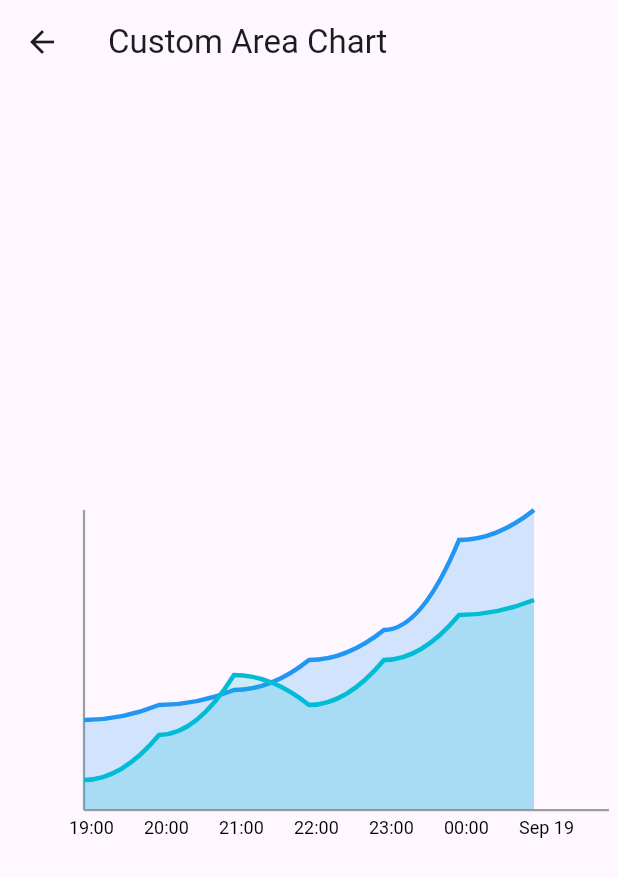
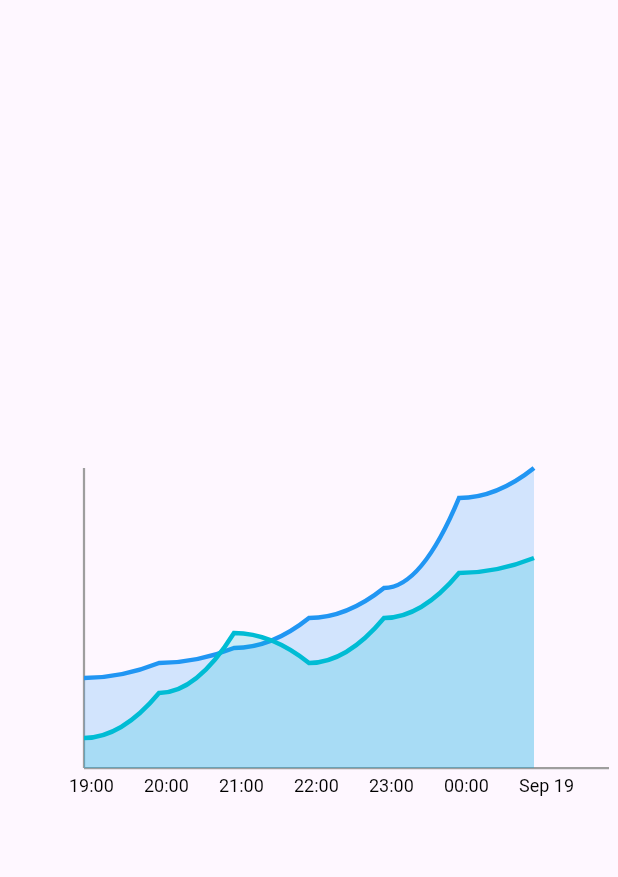
Before and after one commit to SureshS03/GYM_Food, a Flutter app: the Chart screen opened directly, on a phone screen of 412 x 824 dp. Shown: the top 877 px of the screen. Run offline on Flutter 3.47's test engine with Material 3 defaults, Android fonts, the phone set to English and light mode, and no system bars; our stand-ins replace flutter_svg, google_fonts.

Commit message:
chart not done

```diff
--- a/lib/main.dart
+++ b/lib/main.dart
@@ -25,7 +25,7 @@ class _MyAppState extends State<MyApp> {
       debugShowCheckedModeBanner: false,
       theme: ThemeData(primarySwatch: Colors.green),
       home: Scaffold(
-        body: AreaChart(),
+        body: Chart(),
       ),
     );
   }
--- a/lib/pages/AreaChart.dart
+++ b/lib/pages/AreaChart.dart
@@ -96,7 +96,6 @@ class _ChartState extends State<Chart> {
   @override
   Widget build(BuildContext context) {
     return Scaffold(
-      appBar: AppBar(title: Text("Custom Area Chart")),
       body: Center(
         child: GestureDetector(
           onTapDown: (details) {
```
